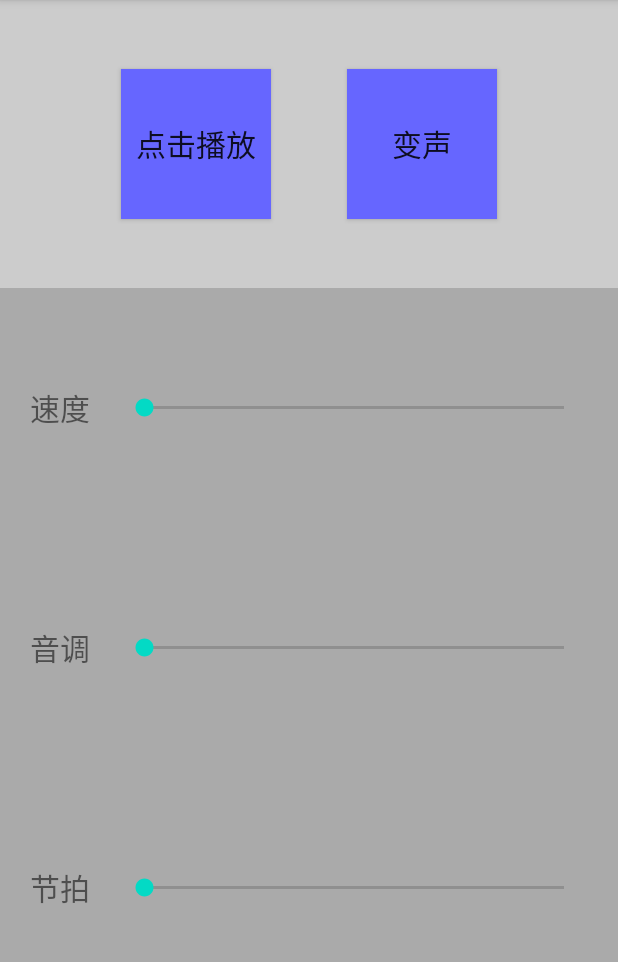
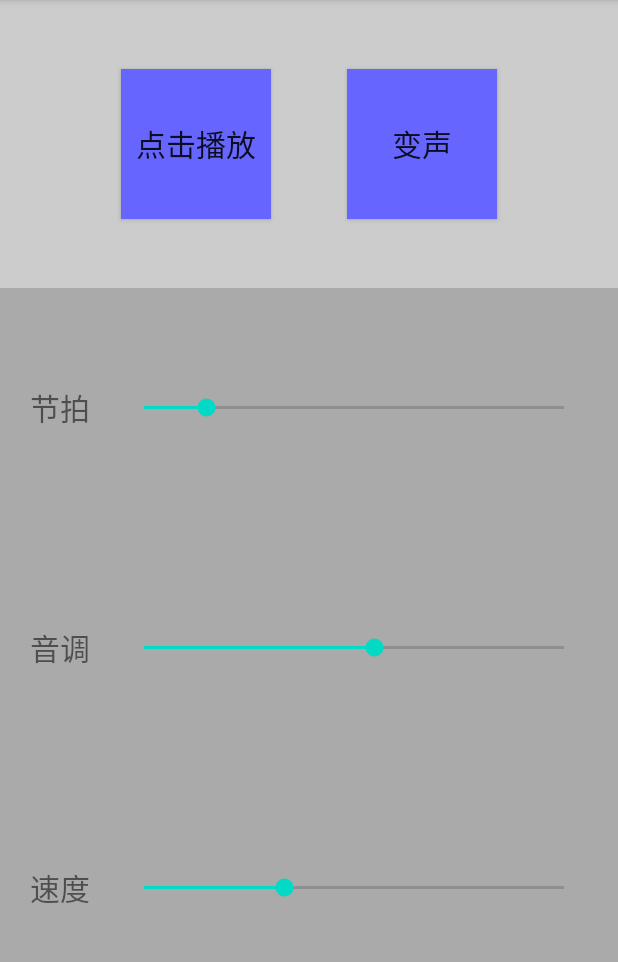
Before and after one commit to xiaoxiaocainiao/SoundTouchAndroidExample, an Android app: the screen it shows after launch (MainActivity), after a tap on "变声", on a phone screen of 412 x 824 dp, the part 84-1046 px from its top. Run offline under Robolectric (Android 15) with nearby library versions, the phone set to English and light mode, and no system bars; 7 statements that could not run were skipped.

Commit message:
加入滑动条, 方便测试参数对声音的影响

```diff
--- a/app/src/main/java/im/wangyan/soundtouchexample/MainActivity.java
+++ b/app/src/main/java/im/wangyan/soundtouchexample/MainActivity.java
@@ -8,6 +8,7 @@ import android.os.Bundle;
 import android.util.Log;
 import android.view.View;
 import android.widget.Button;
+import android.widget.SeekBar;
 
 import net.surina.soundtouch.SoundTouch;
 
@@ -24,6 +25,8 @@ public class MainActivity extends AppCompatActivity {
     private final String MP3_FILE_NAME = "test.mp3";
 
     private MediaPlayer mediaPlayer;
+
+    private SeekBar seekBar0, seekBar1, seekBar2;
 
     @Override
     protected void onCreate(Bundle savedInstanceState) {
@@ -56,6 +59,10 @@ public class MainActivity extends AppCompatActivity {
                 playSound(xx);
             }
         });
+
+        seekBar0 = findViewById(R.id.sb0);
+        seekBar1 = findViewById(R.id.sb1);
+        seekBar2 = findViewById(R.id.sb2);
     }
 
     private void initSoundPlayer() {
@@ -96,17 +103,27 @@ public class MainActivity extends AppCompatActivity {
 
         // Sets new tempo control value. Normal tempo = 1.0, smaller values
         // represent slower tempo, larger faster tempo.
-        soundTouch.setTempo((float)1.5);
+        // soundTouch.setTempo((float)1.5);
+
+        float tempoValue = (float)(seekBar0.getProgress() / 10.0);
+        soundTouch.setTempo(tempoValue);
 
         // Sets new pitch control value. Original pitch = 1.0, smaller values
         // represent lower pitches, larger values higher pitch.
-        soundTouch.setPitchSemiTones((float)1.5);
+        // soundTouch.setPitchSemiTones((float)1.5);
+
+        float pitchValue = (float)(seekBar1.getProgress() / 10.0);
+        soundTouch.setPitchSemiTones(pitchValue);
 
         // Sets new rate control value. Normal rate = 1.0, smaller values
         // represent slower rate, larger faster rates.
-        soundTouch.setSpeed((float)1.1);
+        // soundTouch.setSpeed((float)1.1);
+
+        float speedValue = (float)(seekBar2.getProgress() / 10.0);
+        soundTouch.setSpeed(speedValue);
 
         int result = soundTouch.processFile(audioFilePath(), audioChangedFilePath());
+        Log.d("xiaoxiaocainiao", "变声参数. tempo: " + tempoValue + ", pitch: " + pitchValue + "speed: " + speedValue);
         Log.d("xiaoxiaocainiao", "变声结果(0是成功): " + result);
     }
 
--- a/app/src/main/res/layout/activity_main.xml
+++ b/app/src/main/res/layout/activity_main.xml
@@ -64,15 +64,19 @@
             <TextView
                 android:layout_width="wrap_content"
                 android:layout_height="wrap_content"
-                android:text="速度"
+                android:text="节拍"
                 android:textSize="20dp"
                 android:layout_marginLeft="20dp"/>
 
             <SeekBar
+                android:id="@+id/sb0"
                 android:layout_width="match_parent"
                 android:layout_height="100dp"
                 android:layout_marginVertical="30dp"
                 android:layout_marginHorizontal="20dp"
+                android:max="50"
+                android:min="3"
+                android:progress="10"
                 />
 
         </LinearLayout>
@@ -90,10 +94,14 @@
                 android:layout_marginLeft="20dp"/>
 
             <SeekBar
+                android:id="@+id/sb1"
                 android:layout_width="match_parent"
                 android:layout_height="100dp"
                 android:layout_marginVertical="30dp"
                 android:layout_marginHorizontal="20dp"
+                android:max="100"
+                android:min="-100"
+                android:progress="10"
                 />
 
         </LinearLayout>
@@ -106,15 +114,19 @@
             <TextView
                 android:layout_width="wrap_content"
                 android:layout_height="wrap_content"
-                android:text="节拍"
+                android:text="速度"
                 android:textSize="20dp"
                 android:layout_marginLeft="20dp"/>
 
             <SeekBar
+                android:id="@+id/sb2"
                 android:layout_width="match_parent"
                 android:layout_height="100dp"
                 android:layout_marginVertical="30dp"
                 android:layout_marginHorizontal="20dp"
+                android:max="30"
+                android:min="0"
+                android:progress="10"
                 />
 
         </LinearLayout>
```
Also changed, not shown: 1 other file.
